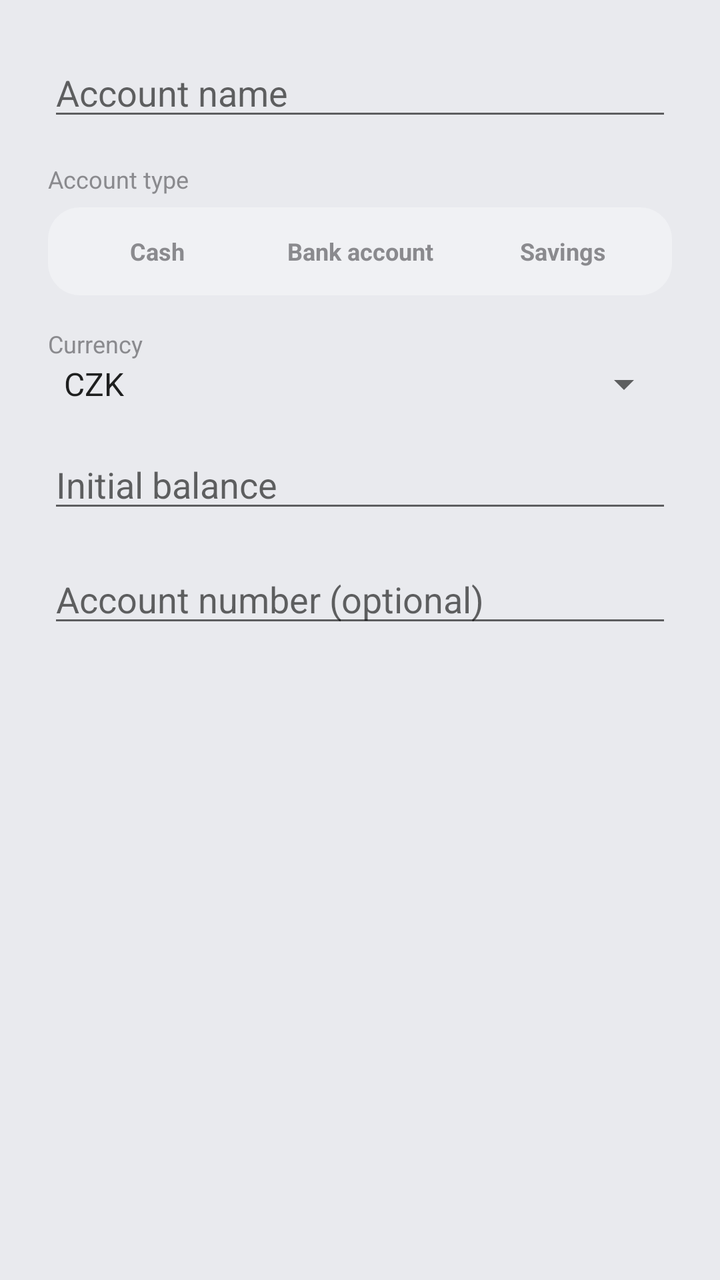
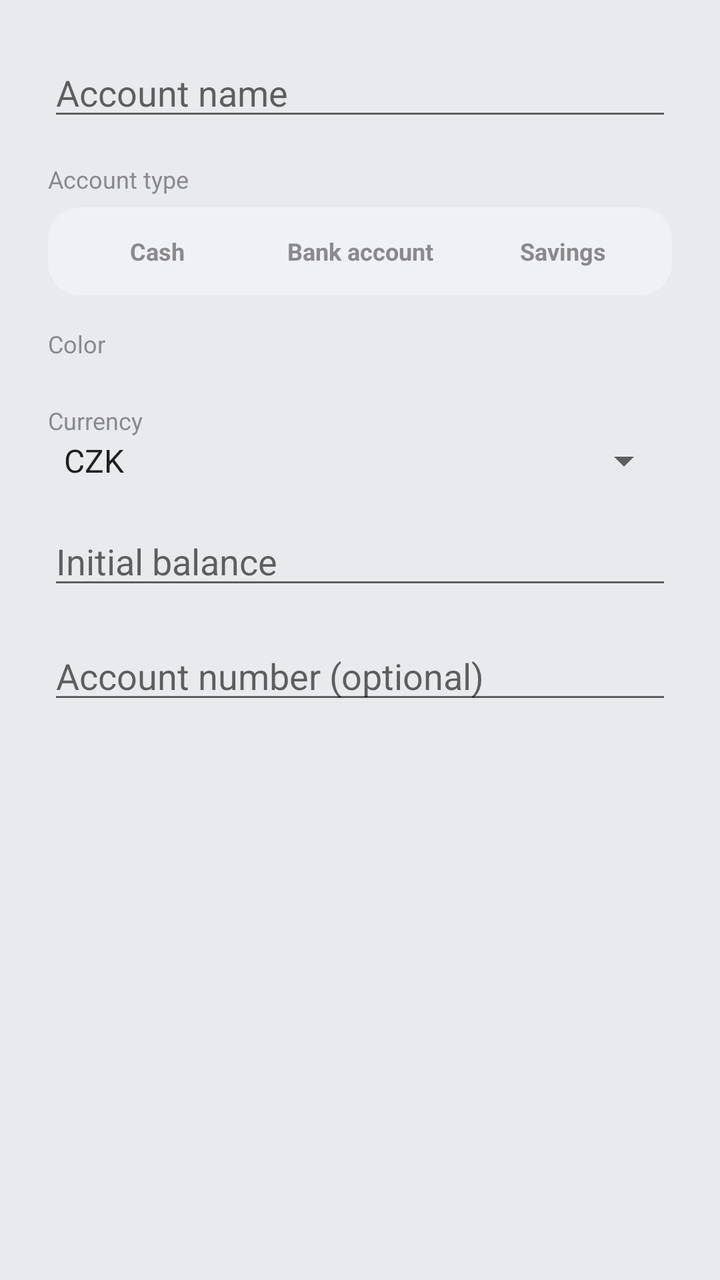

An Android layout rendered at two revisions. The XML below is the earlier revision; the diff shows what the commit changed to produce the second picture.
<!-- AndroidManifest.xml: application theme Theme.MoneyTracker -->
<!-- res/layout/dialog_add_edit_account.xml -->
<?xml version="1.0" encoding="utf-8"?>
<LinearLayout xmlns:android="http://schemas.android.com/apk/res/android"
    android:layout_width="match_parent"
    android:layout_height="wrap_content"
    android:orientation="vertical"
    android:padding="24dp">

    <EditText
        android:id="@+id/edit_name"
        android:layout_width="match_parent"
        android:layout_height="wrap_content"
        android:hint="@string/account_name_hint"
        android:inputType="textCapWords"
        android:singleLine="true" />

    <TextView
        android:layout_width="match_parent"
        android:layout_height="wrap_content"
        android:layout_marginTop="16dp"
        android:text="@string/account_type_label"
        android:textColor="@color/text_secondary"
        android:textSize="12sp" />

    <FrameLayout
        android:id="@+id/type_container"
        android:layout_width="match_parent"
        android:layout_height="44dp"
        android:layout_marginTop="6dp"
        android:background="@drawable/bg_row_light"
        android:padding="4dp">

        <View
            android:id="@+id/type_indicator"
            android:layout_width="0dp"
            android:layout_height="match_parent"
            android:background="@drawable/bg_chip_selected" />

        <LinearLayout
            android:layout_width="match_parent"
            android:layout_height="match_parent"
            android:orientation="horizontal">

            <TextView
                android:id="@+id/type_cash"
                android:layout_width="0dp"
                android:layout_height="match_parent"
                android:layout_weight="1"
                android:clickable="true"
                android:focusable="true"
                android:gravity="center"
                android:text="@string/account_type_cash"
                android:textColor="@color/text_secondary"
                android:textSize="12sp"
                android:textStyle="bold" />

            <TextView
                android:id="@+id/type_bank"
                android:layout_width="0dp"
                android:layout_height="match_parent"
                android:layout_weight="1"
                android:clickable="true"
                android:focusable="true"
                android:gravity="center"
                android:text="@string/account_type_bank"
                android:textColor="@color/text_secondary"
                android:textSize="12sp"
                android:textStyle="bold" />

            <TextView
                android:id="@+id/type_savings"
                android:layout_width="0dp"
                android:layout_height="match_parent"
                android:layout_weight="1"
                android:clickable="true"
                android:focusable="true"
                android:gravity="center"
                android:text="@string/account_type_savings"
                android:textColor="@color/text_secondary"
                android:textSize="12sp"
                android:textStyle="bold" />
        </LinearLayout>
    </FrameLayout>

    <TextView
        android:layout_width="match_parent"
        android:layout_height="wrap_content"
        android:layout_marginTop="16dp"
        android:text="@string/account_currency_hint"
        android:textColor="@color/text_secondary"
        android:textSize="12sp" />

    <Spinner
        android:id="@+id/spinner_currency"
        android:layout_width="match_parent"
        android:layout_height="wrap_content"
        android:entries="@array/currency_codes" />

    <EditText
        android:id="@+id/edit_initial_balance"
        android:layout_width="match_parent"
        android:layout_height="wrap_content"
        android:layout_marginTop="16dp"
        android:hint="@string/account_initial_balance_hint"
        android:inputType="numberDecimal|numberSigned"
        android:singleLine="true" />

    <EditText
        android:id="@+id/edit_account_number"
        android:layout_width="match_parent"
        android:layout_height="wrap_content"
        android:layout_marginTop="16dp"
        android:hint="@string/account_number_hint"
        android:inputType="number"
        android:singleLine="true" />

</LinearLayout>
<!-- resources referenced by this layout -->
<resources>
  <string-array name="currency_codes">
          <item>CZK</item>
          <item>EUR</item>
          <item>USD</item>
          <item>GBP</item>
      </string-array>
  <color name="text_secondary">#8A8A8E</color>
  <!-- drawable bg_chip_selected (drawable) -->
  <?xml version="1.0" encoding="utf-8"?>
  <shape xmlns:android="http://schemas.android.com/apk/res/android" android:shape="rectangle">
      <solid android:color="@color/text_primary" />
      <corners android:radius="16dp" />
  </shape>
  <!-- drawable bg_row_light (drawable) -->
  <?xml version="1.0" encoding="utf-8"?>
  <shape xmlns:android="http://schemas.android.com/apk/res/android" android:shape="rectangle">
      <solid android:color="@color/surface_variant" />
      <corners android:radius="16dp" />
  </shape>
  <string name="account_currency_hint">Currency</string>
  <string name="account_initial_balance_hint">Initial balance</string>
  <string name="account_name_hint">Account name</string>
  <string name="account_number_hint">Account number (optional)</string>
  <string name="account_type_bank">Bank account</string>
  <string name="account_type_cash">Cash</string>
  <string name="account_type_label">Account type</string>
  <string name="account_type_savings">Savings</string>
  <style name="Theme.MoneyTracker" parent="Theme.MaterialComponents.DayNight.NoActionBar">
          <item name="colorPrimary">@color/text_primary</item>
          <item name="colorPrimaryDark">@color/text_primary</item>
          <item name="colorAccent">@color/text_primary</item>
          <item name="colorOnPrimary">@color/white</item>
          <item name="android:windowBackground">@color/background</item>
          <item name="android:statusBarColor" tools:targetApi="l">@color/background</item>
          <item name="android:windowLightStatusBar" tools:targetApi="m">true</item>
          <item name="android:navigationBarColor" tools:targetApi="l">@color/surface</item>
          <item name="android:windowLightNavigationBar" tools:targetApi="o_mr1">true</item>
      </style>
  <color name="text_primary">#1A1A1A</color>
  <color name="surface_variant">#F0F1F4</color>
  <color name="white">#FFFFFFFF</color>
  <color name="background">#E9EAEE</color>
  <color name="surface">#FFFFFFFF</color>
</resources>

<!-- the commit's change to res/layout/dialog_add_edit_account.xml (unified diff, before → after) -->
@@ -1,116 +1,137 @@
 <?xml version="1.0" encoding="utf-8"?>
-<LinearLayout xmlns:android="http://schemas.android.com/apk/res/android"
+<ScrollView xmlns:android="http://schemas.android.com/apk/res/android"
     android:layout_width="match_parent"
-    android:layout_height="wrap_content"
-    android:orientation="vertical"
-    android:padding="24dp">
+    android:layout_height="wrap_content">
 
-    <EditText
-        android:id="@+id/edit_name"
+    <LinearLayout
         android:layout_width="match_parent"
         android:layout_height="wrap_content"
-        android:hint="@string/account_name_hint"
-        android:inputType="textCapWords"
-        android:singleLine="true" />
+        android:orientation="vertical"
+        android:padding="24dp">
 
-    <TextView
-        android:layout_width="match_parent"
-        android:layout_height="wrap_content"
-        android:layout_marginTop="16dp"
-        android:text="@string/account_type_label"
-        android:textColor="@color/text_secondary"
-        android:textSize="12sp" />
+        <EditText
+            android:id="@+id/edit_name"
+            android:layout_width="match_parent"
+            android:layout_height="wrap_content"
+            android:hint="@string/account_name_hint"
+            android:inputType="textCapWords"
+            android:singleLine="true" />
 
-    <FrameLayout
-        android:id="@+id/type_container"
-        android:layout_width="match_parent"
-        android:layout_height="44dp"
-        android:layout_marginTop="6dp"
-        android:background="@drawable/bg_row_light"
-        android:padding="4dp">
+        <TextView
+            android:layout_width="match_parent"
+            android:layout_height="wrap_content"
+            android:layout_marginTop="16dp"
+            android:text="@string/account_type_label"
+            android:textColor="@color/text_secondary"
+            android:textSize="12sp" />
 
-        <View
-            android:id="@+id/type_indicator"
-            android:layout_width="0dp"
-            android:layout_height="match_parent"
-            android:background="@drawable/bg_chip_selected" />
+        <FrameLayout
+            android:id="@+id/type_container"
+            android:layout_width="match_parent"
+            android:layout_height="44dp"
+            android:layout_marginTop="6dp"
+            android:background="@drawable/bg_row_light"
+            android:padding="4dp">
+
+            <View
+                android:id="@+id/type_indicator"
+                android:layout_width="0dp"
+                android:layout_height="match_parent"
+                android:background="@drawable/bg_chip_selected" />
+
+            <LinearLayout
+                android:layout_width="match_parent"
+                android:layout_height="match_parent"
+                android:orientation="horizontal">
+
+                <TextView
+                    android:id="@+id/type_cash"
+                    android:layout_width="0dp"
+                    android:layout_height="match_parent"
+                    android:layout_weight="1"
+                    android:clickable="true"
+                    android:focusable="true"
+                    android:gravity="center"
+                    android:text="@string/account_type_cash"
+                    android:textColor="@color/text_secondary"
+                    android:textSize="12sp"
+                    android:textStyle="bold" />
+
+                <TextView
+                    android:id="@+id/type_bank"
+                    android:layout_width="0dp"
+                    android:layout_height="match_parent"
+                    android:layout_weight="1"
+                    android:clickable="true"
+                    android:focusable="true"
+                    android:gravity="center"
+                    android:text="@string/account_type_bank"
+                    android:textColor="@color/text_secondary"
+                    android:textSize="12sp"
+                    android:textStyle="bold" />
+
+                <TextView
+                    android:id="@+id/type_savings"
+                    android:layout_width="0dp"
+                    android:layout_height="match_parent"
+                    android:layout_weight="1"
+                    android:clickable="true"
+                    android:focusable="true"
+                    android:gravity="center"
+                    android:text="@string/account_type_savings"
+                    android:textColor="@color/text_secondary"
+                    android:textSize="12sp"
+                    android:textStyle="bold" />
+            </LinearLayout>
+        </FrameLayout>
+
+        <TextView
+            android:layout_width="match_parent"
+            android:layout_height="wrap_content"
+            android:layout_marginTop="16dp"
+            android:text="@string/label_color"
+            android:textColor="@color/text_secondary"
+            android:textSize="12sp" />
 
         <LinearLayout
+            android:id="@+id/color_row"
             android:layout_width="match_parent"
-            android:layout_height="match_parent"
-            android:orientation="horizontal">
+            android:layout_height="wrap_content"
+            android:layout_marginTop="6dp"
+            android:gravity="center_vertical"
+            android:orientation="horizontal" />
 
-            <TextView
-                android:id="@+id/type_cash"
-                android:layout_width="0dp"
-                android:layout_height="match_parent"
-                android:layout_weight="1"
-                android:clickable="true"
-                android:focusable="true"
-                android:gravity="center"
-                android:text="@string/account_type_cash"
-                android:textColor="@color/text_secondary"
-                android:textSize="12sp"
-                android:textStyle="bold" />
+        <TextView
+            android:layout_width="match_parent"
+            android:layout_height="wrap_content"
+            android:layout_marginTop="16dp"
+            android:text="@string/account_currency_hint"
+            android:textColor="@color/text_secondary"
+            android:textSize="12sp" />
 
-            <TextView
-                android:id="@+id/type_bank"
-                android:layout_width="0dp"
-                android:layout_height="match_parent"
-                android:layout_weight="1"
-                android:clickable="true"
-                android:focusable="true"
-                android:gravity="center"
-                android:text="@string/account_type_bank"
-                android:textColor="@color/text_secondary"
-                android:textSize="12sp"
-                android:textStyle="bold" />
+        <Spinner
+            android:id="@+id/spinner_currency"
+            android:layout_width="match_parent"
+            android:layout_height="wrap_content"
+            android:entries="@array/currency_codes" />
 
-            <TextView
-                android:id="@+id/type_savings"
-                android:layout_width="0dp"
-                android:layout_height="match_parent"
-                android:layout_weight="1"
-                android:clickable="true"
-                android:focusable="true"
-                android:gravity="center"
-                android:text="@string/account_type_savings"
-                android:textColor="@color/text_secondary"
-                android:textSize="12sp"
-                android:textStyle="bold" />
-        </LinearLayout>
-    </FrameLayout>
+        <EditText
+            android:id="@+id/edit_initial_balance"
+            android:layout_width="match_parent"
+            android:layout_height="wrap_content"
+            android:layout_marginTop="16dp"
+            android:hint="@string/account_initial_balance_hint"
+            android:inputType="numberDecimal|numberSigned"
+            android:singleLine="true" />
 
-    <TextView
-        android:layout_width="match_parent"
-        android:layout_height="wrap_content"
-        android:layout_marginTop="16dp"
-        android:text="@string/account_currency_hint"
-        android:textColor="@color/text_secondary"
-        android:textSize="12sp" />
+        <EditText
+            android:id="@+id/edit_account_number"
+            android:layout_width="match_parent"
+            android:layout_height="wrap_content"
+            android:layout_marginTop="16dp"
+            android:hint="@string/account_number_hint"
+            android:inputType="number"
+            android:singleLine="true" />
 
-    <Spinner
-        android:id="@+id/spinner_currency"
-        android:layout_width="match_parent"
-        android:layout_height="wrap_content"
-        android:entries="@array/currency_codes" />
-
-    <EditText
-        android:id="@+id/edit_initial_balance"
-        android:layout_width="match_parent"
-        android:layout_height="wrap_content"
-        android:layout_marginTop="16dp"
-        android:hint="@string/account_initial_balance_hint"
-        android:inputType="numberDecimal|numberSigned"
-        android:singleLine="true" />
-
-    <EditText
-        android:id="@+id/edit_account_number"
-        android:layout_width="match_parent"
-        android:layout_height="wrap_content"
-        android:layout_marginTop="16dp"
-        android:hint="@string/account_number_hint"
-        android:inputType="number"
-        android:singleLine="true" />
-
-</LinearLayout>
+    </LinearLayout>
+</ScrollView>
<!-- resource entries referenced after the edit -->
@@ -27,6 +27,7 @@
   <string name="account_type_cash">Cash</string>
   <string name="account_type_label">Account type</string>
   <string name="account_type_savings">Savings</string>
+  <string name="label_color">Color</string>
   <style name="Theme.MoneyTracker" parent="Theme.MaterialComponents.DayNight.NoActionBar">
           <item name="colorPrimary">@color/text_primary</item>
           <item name="colorPrimaryDark">@color/text_primary</item>
